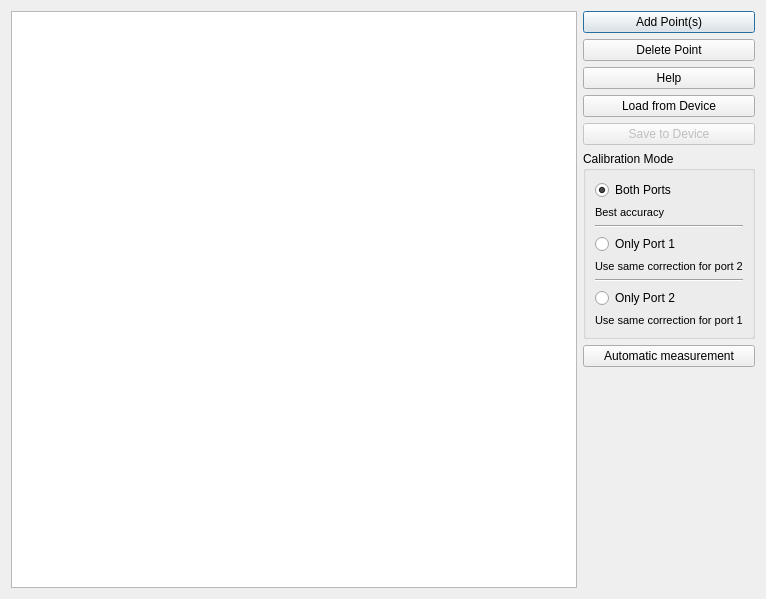
Old version of the form Software/PC_Application/Calibration/amplitudecaldialog.ui in the repository jankae/LibreVNA.
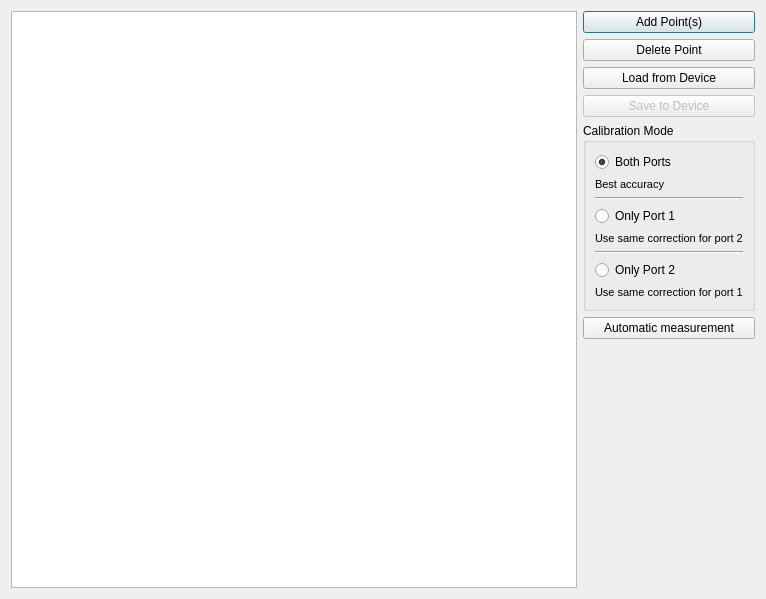
New version of the form. Icons and pictures are not drawn.

Diff of the .ui file:
```diff
--- a/Software/PC_Application/Calibration/amplitudecaldialog.ui
+++ b/Software/PC_Application/Calibration/amplitudecaldialog.ui
@@ -51,17 +51,6 @@
        </property>
       </widget>
      </item>
-     <item>
-      <widget class="QPushButton" name="help">
-       <property name="text">
-        <string>Help</string>
-       </property>
-       <property name="icon">
-        <iconset theme="help">
-         <normaloff>.</normaloff>.</iconset>
-       </property>
-      </widget>
-     </item>
      <item>
       <widget class="QPushButton" name="load">
        <property name="text">
```
